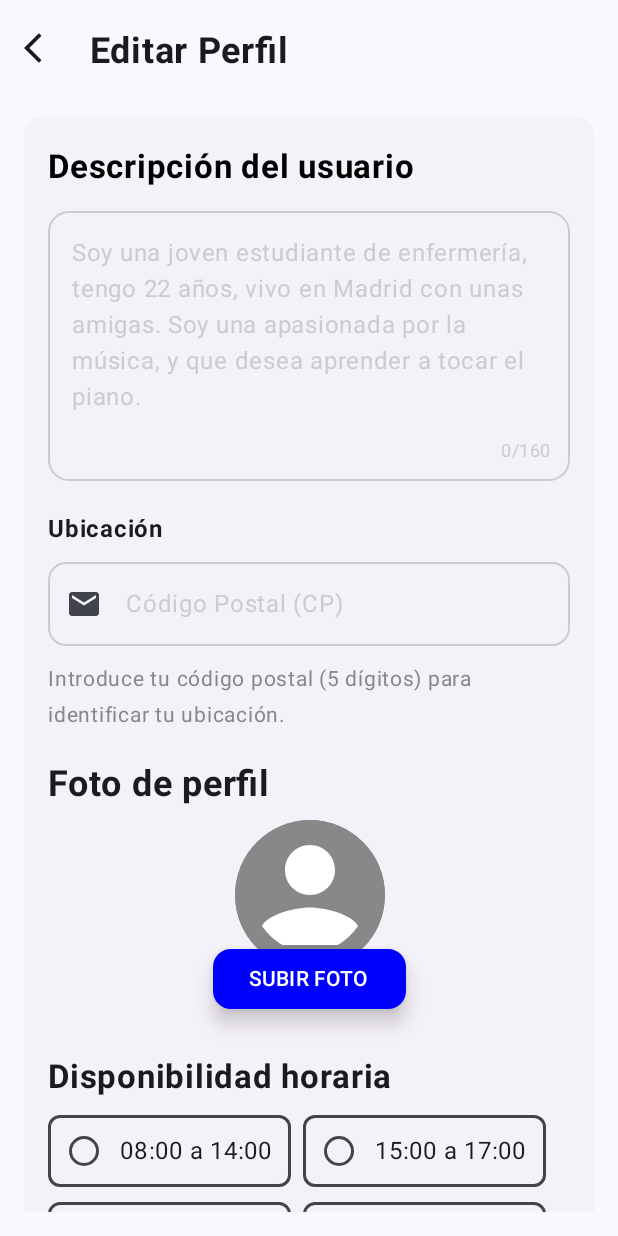
After one commit to AdoptaUnJuniorPlatform/GT-Helphub-Android, an Android app built with Jetpack Compose: the composable EditProfileScreen shown on its own in the app's theme, on a phone screen of 412 x 824 dp. The commit adds this screen. Run offline under Robolectric (Android 15) with nearby library versions, the phone set to English and light mode, and no system bars; our stand-ins replace Dagger/Hilt's generated code; pictures from the network do not load.

Commit message:
Edit Profile Screen design done

```diff
--- a/app/src/main/java/com/alejandro/helphub/MainScreen.kt
+++ b/app/src/main/java/com/alejandro/helphub/MainScreen.kt
@@ -76,7 +76,8 @@ fun MainScreen(
             currentDestination != BottomBarScreen.ProfileSetupStep4b.route &&
             currentDestination != BottomBarScreen.ProfileSetupStep5.route &&
             currentDestination != BottomBarScreen.NewSkillScreen1.route &&
-            currentDestination != BottomBarScreen.NewSkillScreen2.route )
+            currentDestination != BottomBarScreen.NewSkillScreen2.route &&
+            currentDestination != BottomBarScreen.EditProfileScreen.route )
 
         {
             BottomBar(
--- a/app/src/main/java/com/alejandro/helphub/presentation/navigation/BottomBarScreen.kt
+++ b/app/src/main/java/com/alejandro/helphub/presentation/navigation/BottomBarScreen.kt
@@ -97,6 +97,10 @@ sealed class BottomBarScreen(
         route = "NewSkillScreen2",
         title = ""
     )
+    object EditProfileScreen:BottomBarScreen(
+        route = "EditProfileScreen",
+        title = ""
+    )
 
 
 }
--- /dev/null
+++ b/app/src/main/java/com/alejandro/helphub/presentation/profile/EditProfileScreen.kt
@@ -0,0 +1,568 @@
+package com.alejandro.helphub.presentation.profile
+
+import android.net.Uri
+import android.util.Log
+import androidx.activity.compose.rememberLauncherForActivityResult
+import androidx.activity.result.contract.ActivityResultContracts
+import androidx.compose.foundation.BorderStroke
+import androidx.compose.foundation.Image
+import androidx.compose.foundation.background
+import androidx.compose.foundation.border
+import androidx.compose.foundation.clickable
+import androidx.compose.foundation.layout.Arrangement
+import androidx.compose.foundation.layout.Box
+import androidx.compose.foundation.layout.Column
+import androidx.compose.foundation.layout.PaddingValues
+import androidx.compose.foundation.layout.Row
+import androidx.compose.foundation.layout.Spacer
+import androidx.compose.foundation.layout.fillMaxSize
+import androidx.compose.foundation.layout.fillMaxWidth
+import androidx.compose.foundation.layout.height
+import androidx.compose.foundation.layout.offset
+import androidx.compose.foundation.layout.padding
+import androidx.compose.foundation.layout.size
+import androidx.compose.foundation.layout.statusBarsPadding
+import androidx.compose.foundation.layout.width
+import androidx.compose.foundation.layout.wrapContentWidth
+import androidx.compose.foundation.lazy.LazyColumn
+import androidx.compose.foundation.lazy.rememberLazyListState
+import androidx.compose.foundation.shape.CircleShape
+import androidx.compose.foundation.shape.RoundedCornerShape
+import androidx.compose.foundation.text.KeyboardOptions
+import androidx.compose.material.icons.Icons
+import androidx.compose.material.icons.automirrored.filled.ArrowBackIos
+import androidx.compose.material.icons.filled.ArrowDropDown
+import androidx.compose.material.icons.filled.Mail
+import androidx.compose.material3.Button
+import androidx.compose.material3.ButtonDefaults
+import androidx.compose.material3.Card
+import androidx.compose.material3.CardDefaults
+import androidx.compose.material3.Checkbox
+import androidx.compose.material3.DropdownMenu
+import androidx.compose.material3.DropdownMenuItem
+import androidx.compose.material3.ExperimentalMaterial3Api
+import androidx.compose.material3.ExposedDropdownMenuBox
+import androidx.compose.material3.ExposedDropdownMenuDefaults
+import androidx.compose.material3.Icon
+import androidx.compose.material3.MaterialTheme
+import androidx.compose.material3.OutlinedTextField
+import androidx.compose.material3.OutlinedTextFieldDefaults
+import androidx.compose.material3.Scaffold
+import androidx.compose.material3.Surface
+import androidx.compose.material3.Text
+import androidx.compose.runtime.Composable
+import androidx.compose.runtime.collectAsState
+import androidx.compose.runtime.getValue
+import androidx.compose.runtime.mutableStateOf
+import androidx.compose.runtime.remember
+import androidx.compose.runtime.setValue
+import androidx.compose.ui.Alignment
+import androidx.compose.ui.Modifier
+import androidx.compose.ui.draw.clip
+import androidx.compose.ui.draw.shadow
+import androidx.compose.ui.graphics.Color
+import androidx.compose.ui.layout.ContentScale
+import androidx.compose.ui.platform.LocalContext
+import androidx.compose.ui.res.painterResource
+import androidx.compose.ui.res.stringResource
+import androidx.compose.ui.text.TextStyle
+import androidx.compose.ui.text.font.FontWeight
+import androidx.compose.ui.text.input.KeyboardType
+import androidx.compose.ui.tooling.preview.Preview
+import androidx.compose.ui.unit.dp
+import androidx.compose.ui.unit.sp
+import androidx.compose.ui.zIndex
+import androidx.navigation.NavHostController
+import coil.compose.rememberAsyncImagePainter
+import com.alejandro.helphub.R
+import com.alejandro.helphub.presentation.navigation.BottomBarScreen
+
+
+@Composable
+fun EditProfileScreen(
+    profileViewModel: ProfileViewModel,
+    navController: NavHostController
+) {
+    val listState = rememberLazyListState()
+
+    Scaffold(topBar = {
+        Row(
+            modifier = Modifier
+                .padding(top = 20.dp)
+                .statusBarsPadding()
+        ) {
+            Spacer(modifier = Modifier.width(16.dp))
+            Icon(
+                imageVector = Icons.AutoMirrored.Filled.ArrowBackIos,
+                contentDescription = "",
+                Modifier.clickable { navController.navigate(BottomBarScreen.Profile.route) }
+            )
+            Spacer(modifier = Modifier.width(20.dp))
+            Text(
+                text = "Editar Perfil",
+                fontSize = 24.sp,
+                fontWeight = FontWeight.Bold
+            )
+        }
+
+    }) { innerPadding ->
+
+        LazyColumn(
+            state = listState,
+            modifier = Modifier
+                .fillMaxWidth()
+                .zIndex(0f)
+                .padding(
+                    top = innerPadding.calculateTopPadding(),
+                    start = 16.dp,
+                    end = 16.dp,
+                    bottom = 16.dp
+                )
+        ) {
+            item { Spacer(modifier = Modifier.height(30.dp)) }
+
+            item {
+                Card(
+                    colors = CardDefaults.cardColors(
+                        containerColor = Color(
+                            0x0FA58E8E
+                        )
+                    ),
+                    modifier = Modifier.fillMaxWidth()
+                ) {
+                    Column(
+                        modifier = Modifier
+                            .fillMaxWidth()
+                            .padding(horizontal = 16.dp)
+                    ) {
+                        Spacer(modifier = Modifier.height(20.dp))
+                        Description(text = "Descripción del usuario")
+                        TextBox(profileViewModel)
+                        Spacer(modifier = Modifier.height(20.dp))
+                        Location(profileViewModel)
+                        Spacer(modifier = Modifier.height(20.dp))
+                        ProfilePicTitle()
+                        Spacer(modifier = Modifier.height(10.dp))
+                        UploadNewPhoto(profileViewModel)
+                        Spacer(modifier = Modifier.height(10.dp))
+                        AvailabilityOptions(profileViewModel)
+                        Spacer(modifier = Modifier.height(10.dp))
+                        Box(
+                            modifier = Modifier
+                                .fillMaxWidth()
+                                .zIndex(1f)  // Add zIndex here instead
+                        ) {
+                            UpdateDaySelection(profileViewModel = profileViewModel)
+                        }
+                        UpdatePopularCategories(
+                             profileViewModel = profileViewModel,
+                             text = "¿Qué te gustaría aprender?"
+                        )
+
+                    }
+                }
+
+            }
+            item {
+                UpdateProfileButton(
+                    onNextClick = {},
+                    enabled = true
+                )
+            }
+        }
+    }
+}
+
+@Composable
+fun UpdatePopularCategories(
+    profileViewModel: ProfileViewModel,
+    text:String
+) {
+
+
+    val categories = listOf(
+        stringResource(id = R.string.animals),
+        stringResource(id = R.string.help),
+        stringResource(id = R.string.consultancy),
+        stringResource(id = R.string.design),
+        stringResource(id = R.string.languages),
+        stringResource(id = R.string.it),
+        stringResource(id = R.string.fixes),
+        stringResource(id = R.string.health),
+        stringResource(id = R.string.private_lessons),
+        stringResource(id = R.string.others)
+    )
+    val chunkedCategories = listOf(
+        categories.take(3),
+        categories.subList(3, 6),
+        categories.subList(6, 9),
+        categories.takeLast(1)
+    )
+    val userProfileData by profileViewModel.userProfileData.collectAsState()
+     val selectedCategories by profileViewModel.selectedCategoriesOfInterest.collectAsState()
+    Column {
+        Row(
+            modifier = Modifier
+                .fillMaxWidth()
+        ) {
+            Text(
+                text = text,
+                fontSize = 22.sp,
+                modifier = Modifier.align(Alignment.CenterVertically),
+                fontWeight = FontWeight.Bold
+            )
+        }
+        Spacer(modifier = Modifier.height(12.dp))
+        Row(
+            modifier = Modifier
+                .fillMaxWidth()
+        ) {
+            Text(
+                text = stringResource(id = R.string.select_up_to_3_categories),
+                fontSize = 16.sp,
+                modifier = Modifier.align(Alignment.CenterVertically),
+                fontWeight = FontWeight.Bold
+            )
+        }
+        Spacer(modifier = Modifier.height(8.dp))
+        chunkedCategories.forEach { categoryRow ->
+            Row() {
+                categoryRow.forEach { category ->
+                    val isSelected =
+                         selectedCategories.contains(category)
+                    CategoryBox(category = category, isSelected =
+                    isSelected
+                    ,
+                        onItemSelected = {
+                             profileViewModel.onCategoriesOfInterestChecked(
+                              category,
+                               it
+                            )
+                        }
+                    )
+                }
+            }
+            Spacer(modifier = Modifier.height(12.dp))
+        }
+          Log.d("InterestInfo", "categories: ${userProfileData.interestedSkills}")
+    }
+}
+
+@Composable
+fun UpdateProfileButton(
+    onNextClick: () -> Unit,
+    enabled: Boolean
+) {
+    Row(
+        modifier = Modifier
+            .fillMaxWidth()
+    ) {
+        Spacer(modifier = Modifier.weight(1f))
+        Button(
+            onClick = { onNextClick() },
+            enabled = enabled,
+            modifier = Modifier
+                .align(Alignment.CenterVertically)
+                .wrapContentWidth(),
+            shape = RoundedCornerShape(12.dp),
+            colors = ButtonDefaults.buttonColors(
+                containerColor = Color.Transparent,
+                disabledContainerColor = Color.Transparent
+            ),
+            border = BorderStroke(
+                1.dp,
+                color = if (enabled) Color.Blue else Color.LightGray
+            )
+        ) {
+            Text(
+                text = "GUARDAR",
+                color = if (enabled) Color.Blue else Color.LightGray
+            )
+        }
+    }
+}
+
+@Composable
+fun UploadNewPhoto(profileViewModel: ProfileViewModel) {
+    var photoUri by remember { mutableStateOf<Uri?>(null) }
+    val context = LocalContext.current
+    val galleryLauncher = rememberLauncherForActivityResult(
+        contract = ActivityResultContracts.GetContent()
+    ) { uri: Uri? ->
+        uri?.let {
+            photoUri = it
+              profileViewModel.updateUserPhotoUri(it, context)
+            //  profileViewModel.uploadProfileImage(it,context)
+        }
+    }
+    Box(
+        modifier = Modifier.fillMaxWidth(),
+        contentAlignment = Alignment.Center
+    ) {
+        Column(horizontalAlignment = Alignment.CenterHorizontally) {
+            Box(modifier = Modifier.size(100.dp)) {
+                Image(
+                    painter =
+                    if (photoUri != null) {
+                        rememberAsyncImagePainter(photoUri)
+                    } else {
+                        painterResource(id = R.drawable.default_profile_icon)
+                    },
+                    contentDescription = stringResource(id = R.string.user_photo_content_description),
+                    modifier = Modifier
+                        .size(100.dp)
+                        .clip(CircleShape)
+                        .background(Color.Gray)
+                        .then(
+                            if (photoUri == null) Modifier.border(
+                                12.dp,
+                                Color.Gray,
+                                CircleShape
+                            )
+                            else Modifier
+                        ),
+                    contentScale = ContentScale.Crop
+                )
+                if (photoUri != null) {
+                    Image(
+                        painter = painterResource(id = R.drawable.ic_check_circle),
+                        contentDescription = stringResource(id = R.string.ic_check_photo),
+                        modifier = Modifier
+                            .size(24.dp)
+                            .align(Alignment.TopEnd)
+                            .offset((-4).dp, (-4).dp)
+                            .background(Color.White, CircleShape)
+                            .border(1.dp, Color.White, CircleShape)
+                    )
+                }
+            }
+            Button(
+                onClick = {
+                    galleryLauncher.launch("image/*")
+                },
+                modifier = Modifier
+                    .align(Alignment.CenterHorizontally)
+                    .offset(y = (-18).dp),
+                shape = RoundedCornerShape(12.dp),
+                colors = ButtonDefaults.buttonColors(
+                    containerColor = Color.Blue
+                ),
+                elevation = ButtonDefaults.buttonElevation(8.dp)
+            ) {
+                Text(
+                    text = stringResource(id = R.string.upload_photo).uppercase(),
+                    color = Color.White
+                )
+            }
+        }
+    }
+}
+
+@Composable
+fun EditAvailabilityOptions() {
+    Column(modifier = Modifier.fillMaxWidth()) {
+        // var selectedItem by remember { mutableStateOf(userProfileData.preferredTimeRange ?: "") }
+        var selectedItem by remember { mutableStateOf("08:00 a 14:00") }
+        Row {
+            Text(
+                text = stringResource(id = R.string.availability_hours),
+                fontSize = 22.sp,
+                modifier = Modifier.align(Alignment.CenterVertically),
+                fontWeight = FontWeight.Bold
+            )
+        }
+        Spacer(modifier = Modifier.height(12.dp))
+        Row {
+            Box {
+                RadioButton(
+                    text = stringResource(id = R.string.eight_to_two),
+                    selectedItem = selectedItem,
+                    onItemSelected = {
+                        selectedItem = it
+                        // profileViewModel.updateAvailability(it)
+                    }
+                )
+            }
+            Box {
+                RadioButton(
+                    text = stringResource(id = R.string.three_to_five),
+                    selectedItem = selectedItem,
+                    onItemSelected = {
+                        selectedItem = it
+                        // profileViewModel.updateAvailability(it)
+                    }
+                )
+            }
+        }
+        Spacer(modifier = Modifier.height(10.dp))
+        Row {
+            Box {
+                RadioButton(
+                    text = stringResource(id = R.string.five_to_nine),
+                    selectedItem = selectedItem,
+                    onItemSelected = {
+                        selectedItem = it
+                        // profileViewModel.updateAvailability(it)
+                    }
+                )
+            }
+            Box {
+                RadioButton(
+                    text = stringResource(id = R.string.eight_to_five),
+                    selectedItem = selectedItem,
+                    onItemSelected = {
+                        selectedItem = it
+                        // profileViewModel.updateAvailability(it)
+                    }
+                )
+            }
+        }
+        Spacer(modifier = Modifier.height(12.dp))
+        Row {
+            Box {
+                RadioButton(
+                    text = stringResource(id = R.string.availability_title),
+                    selectedItem = selectedItem,
+                    onItemSelected = {
+                        selectedItem = it
+                        //profileViewModel.updateAvailability(it)
+                    }
+                )
+            }
+        }
+    }
+}
+
+@Composable
+fun ProfilePicTitle() {
+    Text(
+        text = "Foto de perfil",
+        fontSize = 24.sp,
+        fontWeight = FontWeight.Bold
+    )
+}
+
+@Composable
+fun UpdateDaySelection(profileViewModel: ProfileViewModel) {
+    val expanded by profileViewModel.expanded.collectAsState(initial = false)
+    val selectedDays by profileViewModel.selectedDays.collectAsState()
+
+    Column(
+        modifier = Modifier.fillMaxWidth()
+    ) {
+        Text(
+            text = stringResource(id = R.string.days),
+            fontSize = 22.sp,
+            fontWeight = FontWeight.Bold
+        )
+
+        Spacer(modifier = Modifier.height(10.dp))
+
+        Text(
+            text = stringResource(id = R.string.select_more_days),
+            color = Color.Gray,
+            fontSize = 18.sp
+        )
+
+        Spacer(modifier = Modifier.height(10.dp))
+
+        Box(
+            modifier = Modifier.fillMaxWidth()
+        ) {
+            Column {
+                // Dropdown trigger
+                Surface(
+                    modifier = Modifier
+                        .fillMaxWidth()
+                        .clickable { profileViewModel.toggleDropdown() }
+                        .border(
+                            width = 1.dp,
+                            color = Color.LightGray,
+                            shape = RoundedCornerShape(8.dp)
+                        ),
+                    color = Color.LightGray,
+                    shape = RoundedCornerShape(8.dp)
+                ) {
+                    Row(
+                        modifier = Modifier.padding(16.dp),
+                        horizontalArrangement = Arrangement.SpaceBetween,
+                        verticalAlignment = Alignment.CenterVertically
+                    ) {
+                        Text(
+                            text = if (selectedDays.isEmpty()) {
+                                stringResource(id = R.string.select_day)
+                            } else {
+                                selectedDays.joinToString(", ")
+                            },
+                            modifier = Modifier.weight(1f)
+                        )
+                        Icon(
+                            imageVector = Icons.Default.ArrowDropDown,
+                            contentDescription = null
+                        )
+                    }
+                }
+                if (expanded) {
+                    Surface(
+                        modifier = Modifier
+                            .fillMaxWidth()
+                            .border(
+                                1.dp,
+                                Color.LightGray,
+                                RoundedCornerShape(8.dp)
+                            )
+                            .shadow(elevation = 4.dp),
+                        shape = RoundedCornerShape(8.dp),
+                        color = MaterialTheme.colorScheme.surface
+                    ) {
+                        Column(
+                            modifier = Modifier
+                                .fillMaxWidth()
+                                .padding(vertical = 8.dp)
+                        ) {
+                            val daysOfWeek = listOf(
+                                stringResource(id = R.string.monday),
+                                stringResource(id = R.string.tuesday),
+                                stringResource(id = R.string.wednesday),
+                                stringResource(id = R.string.thursday),
+                                stringResource(id = R.string.friday),
+                                stringResource(id = R.string.saturday),
+                                stringResource(id = R.string.sunday)
+                            )
+
+                            daysOfWeek.forEach { day ->
+                                Row(
+                                    modifier = Modifier
+                                        .fillMaxWidth()
+                                        .clickable {
+                                            profileViewModel.onDayChecked(
+                                                day,
+                                                !selectedDays.contains(day)
+                                            )
+                                        }
+                                        .padding(
+                                            horizontal = 16.dp,
+                                            vertical = 8.dp
+                                        ),
+                                    verticalAlignment = Alignment.CenterVertically
+                                ) {
+                                    Checkbox(
+                                        checked = selectedDays.contains(day),
+                                        onCheckedChange = { checked ->
+                                            profileViewModel.onDayChecked(
+                                                day,
+                                                checked
+                                            )
+                                        }
+                                    )
+                                    Spacer(modifier = Modifier.width(8.dp))
+                                    Text(text = day)
+                                }
+                            }
+                        }
+                    }
+                }
+            }
+        }
+    }
+}
--- a/app/src/main/java/com/alejandro/helphub/presentation/profile/ProfileSetupStep1.kt
+++ b/app/src/main/java/com/alejandro/helphub/presentation/profile/ProfileSetupStep1.kt
@@ -80,7 +80,7 @@ fun ProfileSetupStep1(
                 StepOneProgressIndicator()
                 StepOneTitle()
                 Spacer(modifier = Modifier.height(20.dp))
-                Description()
+                Description(text = stringResource(id = R.string.user_description_title))
                 TextBox(profileViewModel)
                 Spacer(modifier = Modifier.height(20.dp))
                 Location(profileViewModel)
@@ -252,9 +252,10 @@ fun TextBox(profileViewModel: ProfileViewModel) {
 }
 
 @Composable
-fun Description() {
+fun Description(text:String) {
     Text(
-        text = stringResource(id = R.string.user_description_title),
+        //text = stringResource(id = R.string.user_description_title),
+        text=text,
         fontSize = 22.sp,
         fontWeight = FontWeight.Bold,
         color = Color.Black,
```
Also changed, not shown: app/src/main/java/com/alejandro/helphub/presentation/navigation/BottomNavGraph.kt (+7 -0 lines), app/src/main/java/com/alejandro/helphub/presentation/profile/ProfileScreen.kt (+56 -20 lines), app/src/main/java/com/alejandro/helphub/presentation/profile/ProfileSetupStep5.kt (+4 -3 lines).
